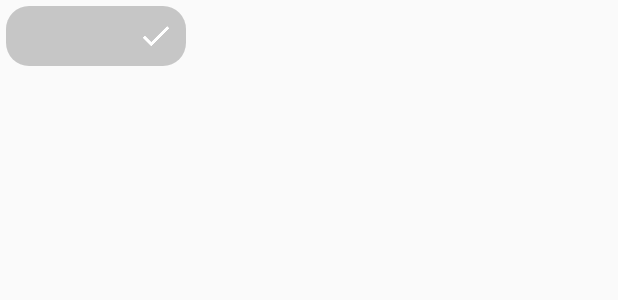
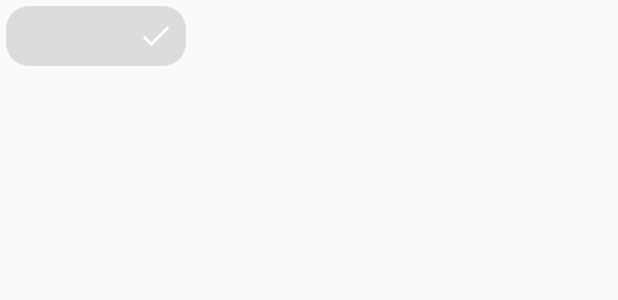
Before and after one commit to deepakpote/IITPawai, an Android app: the layout item_chip.xml on its own in the app's theme, with its tools: preview values and no code run, on a phone screen of 412 x 824 dp. Shown: the top 300 px of the screen. Run offline under Robolectric (Android 15) with nearby library versions, the phone set to English and light mode, and no system bars.

Commit message:
added + icon for more section. TODO - handle empty state cases

```diff
--- a/androidApp/app/src/main/res/drawable/chip_background.xml
+++ b/androidApp/app/src/main/res/drawable/chip_background.xml
@@ -1,6 +1,6 @@
 <?xml version="1.0" encoding="utf-8"?>
 <shape xmlns:android="http://schemas.android.com/apk/res/android">
-    <solid android:color="@color/secondary_text"/>
+    <solid android:color="@color/chip_background"/>
     <corners
         android:radius="15dp"/>
 </shape>
--- a/androidApp/app/src/main/res/layout/activity_profile.xml
+++ b/androidApp/app/src/main/res/layout/activity_profile.xml
@@ -203,7 +203,7 @@
                     <ImageView
                         android:layout_width="wrap_content"
                         android:layout_height="wrap_content"
-                        android:src="@drawable/ic_menu_camera"
+                        android:src="@drawable/ic_add_accent_18dp"
                         android:layout_centerVertical="true"
                         android:layout_alignParentEnd="true"
                         android:layout_alignParentRight="true" />
--- a/androidApp/app/src/main/res/values/colors.xml
+++ b/androidApp/app/src/main/res/values/colors.xml
@@ -8,6 +8,7 @@
     <color name="colorWhite">#FFFFFF</color>
     <color name="primary_text">#D8000000</color>
     <color name="secondary_text">#35000000</color>
+    <color name="chip_background">#1F000000</color>
     <color name="color_teal">#009688</color>
     <color name="color_teal_light">#B2DFDB</color>
     <color name="color_teal_dark">#004D40</color>
```
Also changed, not shown: androidApp/app/src/main/java/net/mavericklabs/mitra/ui/adapter/viewholder/ChipViewHolder.java (added, +24 -0 lines), androidApp/app/src/main/res/drawable-hdpi/ic_add_accent_18dp.png, androidApp/app/src/main/res/drawable-mdpi/ic_add_accent_18dp.png, androidApp/app/src/main/res/drawable-xhdpi/ic_add_accent_18dp.png, androidApp/app/src/main/res/drawable-xxhdpi/ic_add_accent_18dp.png, androidApp/app/src/main/res/drawable-xxxhdpi/ic_add_accent_18dp.png.
